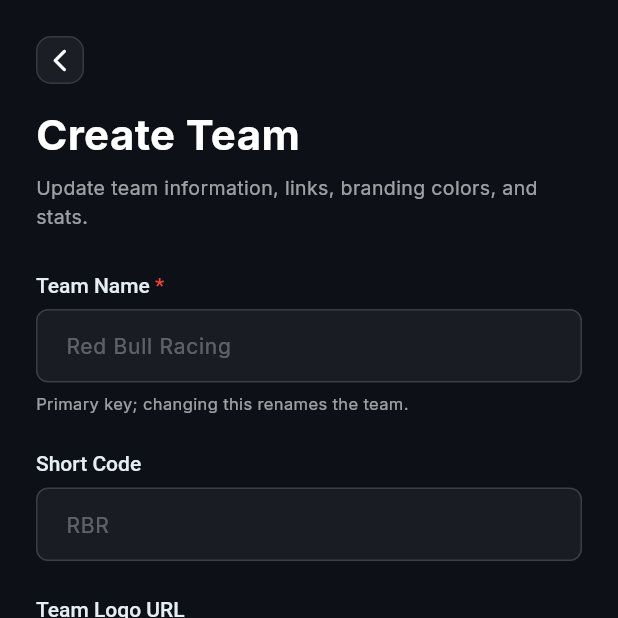
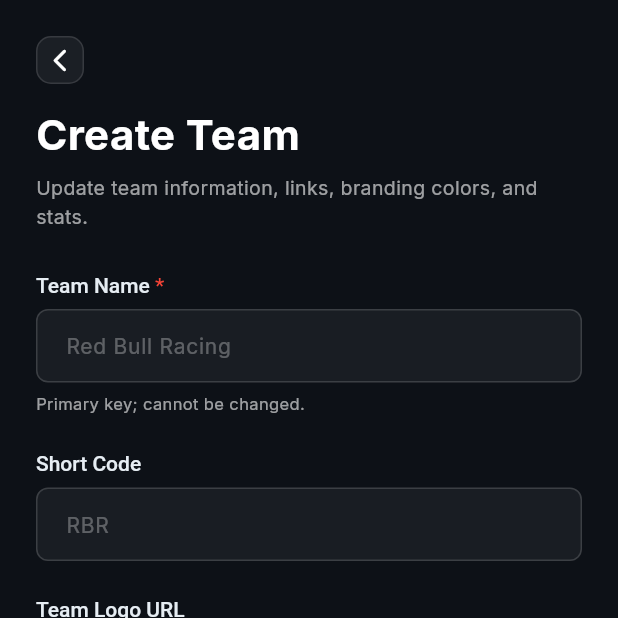
Before and after one commit to Formula-404/SpeedView-Mobile, a Flutter app: the TeamFormScreen screen opened directly, on a phone screen of 412 x 824 dp, the top half of it. Run offline on Flutter 3.47's test engine with Material 3 defaults, Android fonts, the phone set to English and light mode, and no system bars; our stand-ins replace fl_chart, google_fonts; missing offline and left inert: pbp_django_auth.

Commit message:
fix: Restrict Team Name Changes

```diff
--- a/lib/team/screens/team_form_screen.dart
+++ b/lib/team/screens/team_form_screen.dart
@@ -283,10 +283,14 @@ class _TeamFormScreenState extends State<TeamFormScreen> {
                 const SizedBox(height: 28),
 
                 _buildLabel('Team Name', required: true),
-                _buildTextField(_nameController, hint: 'Red Bull Racing'),
+                _buildTextField(
+                  _nameController,
+                  hint: 'Red Bull Racing',
+                  readOnly: isEdit,
+                ),
                 const SizedBox(height: 6),
                 const Text(
-                  'Primary key; changing this renames the team.',
+                  'Primary key; cannot be changed.',
                   style: TextStyle(color: Color(0x99FFFFFF), fontSize: 11),
                 ),
                 const SizedBox(height: 24),
@@ -674,35 +678,42 @@ class _TeamFormScreenState extends State<TeamFormScreen> {
     int? maxLines = 1,
     int? maxLength,
     TextInputType? keyboardType,
+    bool readOnly = false,
   }) {
     return TextFormField(
       controller: controller,
       maxLines: maxLines,
       maxLength: maxLength,
       keyboardType: keyboardType,
-      style: const TextStyle(color: Colors.white, fontSize: 14),
-      cursorColor: Colors.red,
+      readOnly: readOnly,
+      style: TextStyle(
+        color: readOnly ? const Color(0x80FFFFFF) : Colors.white,
+        fontSize: 14,
+      ),
+      cursorColor: readOnly ? Colors.transparent : Colors.red,
       decoration: InputDecoration(
         hintText: hint,
         hintStyle: TextStyle(color: Colors.white.withOpacity(0.3)),
         contentPadding:
             const EdgeInsets.symmetric(horizontal: 16, vertical: 14),
         enabledBorder: OutlineInputBorder(
-          borderSide: BorderSide(color: Colors.white.withOpacity(0.15)),
+          borderSide: BorderSide(
+            color: Colors.white.withOpacity(readOnly ? 0.1 : 0.15),
+          ),
           borderRadius: BorderRadius.circular(8),
         ),
         focusedBorder: OutlineInputBorder(
-          borderSide: const BorderSide(color: Colors.red),
+          borderSide: BorderSide(
+            color: readOnly ? Colors.white.withOpacity(0.15) : Colors.red,
+          ),
           borderRadius: BorderRadius.circular(8),
         ),
         filled: true,
-        fillColor: Colors.white.withOpacity(0.05),
+        fillColor: Colors.white.withOpacity(readOnly ? 0.03 : 0.05),
         counterText: "",
       ),
       validator: (val) {
-        if (hint == 'Required' && (val == null || val.isEmpty)) {
-          return 'This field is required';
-        }
+        // You can keep your existing validation logic here if needed
         return null;
       },
     );
```
